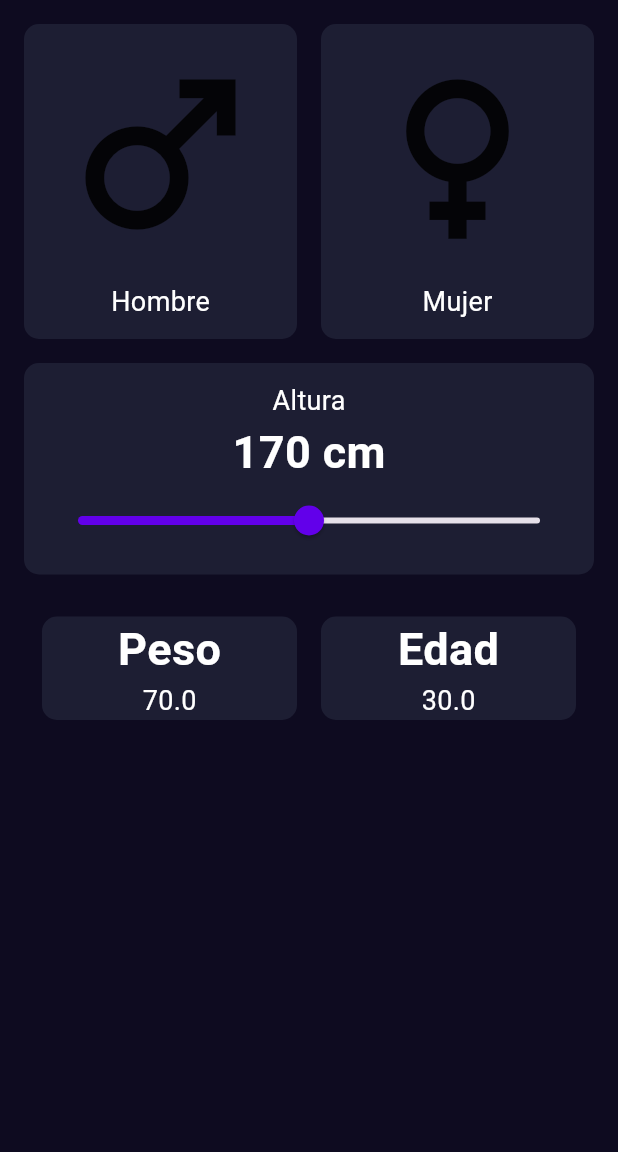
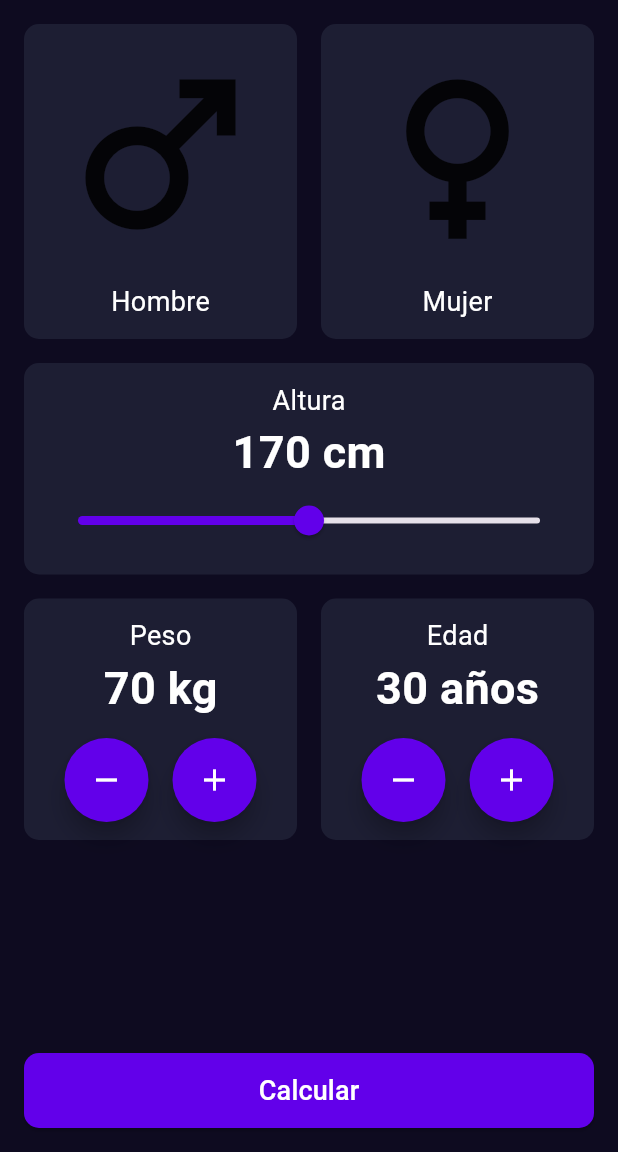
Before and after one commit to chiunti/icm_calc, a Flutter app: the screen it shows after launch, on a phone screen of 412 x 824 dp, the part 84-1236 px from its top. Run offline on Flutter 3.47's test engine with Material 3 defaults, Android fonts, the phone set to English and light mode, and no system bars.

Commit message:
result page

```diff
--- a/lib/components/number_selector.dart
+++ b/lib/components/number_selector.dart
@@ -1,27 +1,75 @@
 import 'package:flutter/material.dart';
+import 'package:imc_calc/core/app_colors.dart';
 import 'package:imc_calc/core/text_styles.dart';
 
-class NumberSelector
- extends StatefulWidget {
+class NumberSelector extends StatefulWidget {
   final String title;
   final String unit;
   final double value;
-  const NumberSelector({super.key, required this.title, required this.unit, required this.value});
-
+  final int decimals;
+  const NumberSelector({
+    super.key,
+    required this.title,
+    required this.unit,
+    required this.value,
+    this.decimals = 0,
+  });
 
   @override
   State<NumberSelector> createState() => _NumberSelectorState();
-
 }
 
 class _NumberSelectorState extends State<NumberSelector> {
+  double value = 0;
+
+  @override
+  void initState() {
+    value = widget.value;
+    super.initState();
+  }
 
   @override
   Widget build(BuildContext context) {
-    return Column(
-      children: [
-        Text(widget.title, style: TextStyles.title,),
-        Text(widget.value.toString(), style: TextStyles.body,),],
+    return Padding(
+      padding: const EdgeInsets.all(12.0),
+      child: Column(
+        children: [
+          Text(widget.title, style: TextStyles.body),
+          Text(
+            '${value.toStringAsFixed(widget.decimals)} ${widget.unit}',
+            style: TextStyles.title,
+          ),
+          SizedBox(height: 12,),
+          Row(
+            mainAxisAlignment: MainAxisAlignment.center,
+            children: [
+              FloatingActionButton(
+                heroTag: '${widget.title}remove',
+                onPressed: () {
+                  setState(() {
+                    value -= 1;
+                  });
+                },
+                shape: const CircleBorder(),
+                backgroundColor: AppColors.primaryColor,
+                child: const Icon(Icons.remove, color: AppColors.foregroundColor),
+              ),
+              SizedBox(width: 16,),
+              FloatingActionButton(
+                heroTag: '${widget.title}add',
+                onPressed: () {
+                  setState(() {
+                    value += 1;
+                  });
+                },
+                shape: const CircleBorder(),
+                backgroundColor: AppColors.primaryColor,
+                child: const Icon(Icons.add, color: AppColors.foregroundColor),
+              ),
+            ],
+          ),
+        ],
+      ),
     );
   }
 }
--- a/lib/main.dart
+++ b/lib/main.dart
@@ -1,6 +1,7 @@
 import 'package:flutter/material.dart';
 import 'package:imc_calc/core/app_colors.dart';
 import 'package:imc_calc/pages/home.dart';
+import 'package:imc_calc/pages/result.dart';
 
 void main() {
   runApp(const MainApp());
@@ -12,16 +13,14 @@ class MainApp extends StatelessWidget {
   @override
   Widget build(BuildContext context) {
     return MaterialApp(
-      home: Scaffold(
-        appBar: AppBar(
-          title: const Text('IMC Calculator'),
-          backgroundColor: AppColors.primaryColor,
-          foregroundColor: AppColors.foregroundColor,
-          centerTitle: true,
-        ),
-        backgroundColor: AppColors.backgroundColor,
-        body: HomePage(),
+      home: HomePage(),
+      theme: ThemeData(
+        scaffoldBackgroundColor: AppColors.backgroundColor,
+        primaryColor: AppColors.primaryColor,
       ),
+      routes: {
+        '/result': (context) => const ResultPage(),
+      },
     );
   }
 }
--- a/lib/pages/home.dart
+++ b/lib/pages/home.dart
@@ -3,6 +3,7 @@ import 'package:imc_calc/components/gender_selector.dart';
 import 'package:imc_calc/components/heigh_selector.dart';
 import 'package:imc_calc/components/number_selector.dart';
 import 'package:imc_calc/core/app_colors.dart';
+import 'package:imc_calc/core/text_styles.dart';
 
 class HomePage extends StatefulWidget {
   const HomePage({super.key});
@@ -14,34 +15,70 @@ class HomePage extends StatefulWidget {
 class _HomePageState extends State<HomePage> {
   @override
   Widget build(BuildContext context) {
-    return Column(
+    return Scaffold(
+      appBar: AppBar(
+        title: const Text('IMC Calculator'),
+        backgroundColor: AppColors.primaryColor,
+        foregroundColor: AppColors.foregroundColor,
+        centerTitle: true,
+      ),
+      backgroundColor: AppColors.backgroundColor,
+      body: Column(
         children: [
           GenderSelector(),
           HeighSelector(),
           Padding(
             padding: const EdgeInsets.only(left: 16.0, right: 16.0, top: 16.0),
-          child: Padding(
-            padding: const EdgeInsets.all(12.0),
             child: Row(
               children: [
-                Expanded(child: Container(
+                Expanded(
+                  child: Container(
                     decoration: BoxDecoration(
                       color: AppColors.backgroundComponent,
                       borderRadius: BorderRadius.circular(10),
                     ),
-                  child: NumberSelector(title: 'Peso', unit: 'kg', value: 70))),
-                SizedBox(width: 16,),
-                Expanded(child: Container(
+                    child: NumberSelector(title: 'Peso', unit: 'kg', value: 70),
+                  ),
+                ),
+                SizedBox(width: 16),
+                Expanded(
+                  child: Container(
                     decoration: BoxDecoration(
                       color: AppColors.backgroundComponent,
                       borderRadius: BorderRadius.circular(10),
                     ),
-                  child: NumberSelector(title: 'Edad', unit: 'años', value: 30))),
-              ],
+                    child: NumberSelector(
+                      title: 'Edad',
+                      unit: 'años',
+                      value: 30,
                     ),
                   ),
                 ),
               ],
+            ),
+          ),
+          Spacer(),
+          Padding(
+            padding: const EdgeInsets.all(16.0),
+            child: SizedBox(
+              width: double.infinity,
+              height: 50,
+              child: ElevatedButton(
+                onPressed: () {
+                  Navigator.pushNamed(context, '/result');
+                },
+                style: ElevatedButton.styleFrom(
+                  backgroundColor: AppColors.primaryColor,
+                  shape: RoundedRectangleBorder(
+                    borderRadius: BorderRadius.circular(10),
+                  ),
+                ),
+                child: Text('Calcular', style: TextStyles.body),
+              ),
+            ),
+          ),
+        ],
+      ),
     );
   }
 }
--- /dev/null
+++ b/lib/pages/result.dart
@@ -0,0 +1,21 @@
+import 'package:flutter/material.dart';
+import 'package:imc_calc/core/app_colors.dart';
+import 'package:imc_calc/core/text_styles.dart';
+
+class ResultPage extends StatelessWidget {
+  const ResultPage({super.key});
+
+  @override
+  Widget build(BuildContext context) {
+    return Scaffold(
+      appBar: AppBar(
+        title: const Text('IMC Calculator'),
+        backgroundColor: AppColors.primaryColor,
+        foregroundColor: AppColors.foregroundColor,
+        centerTitle: true,
+      ),
+      backgroundColor: AppColors.backgroundColor,
+      body: Center(child: Text('Result Page', style: TextStyles.title)),
+    );
+  }
+}
```
Lines whose indentation alone changed are shown as unchanged.
